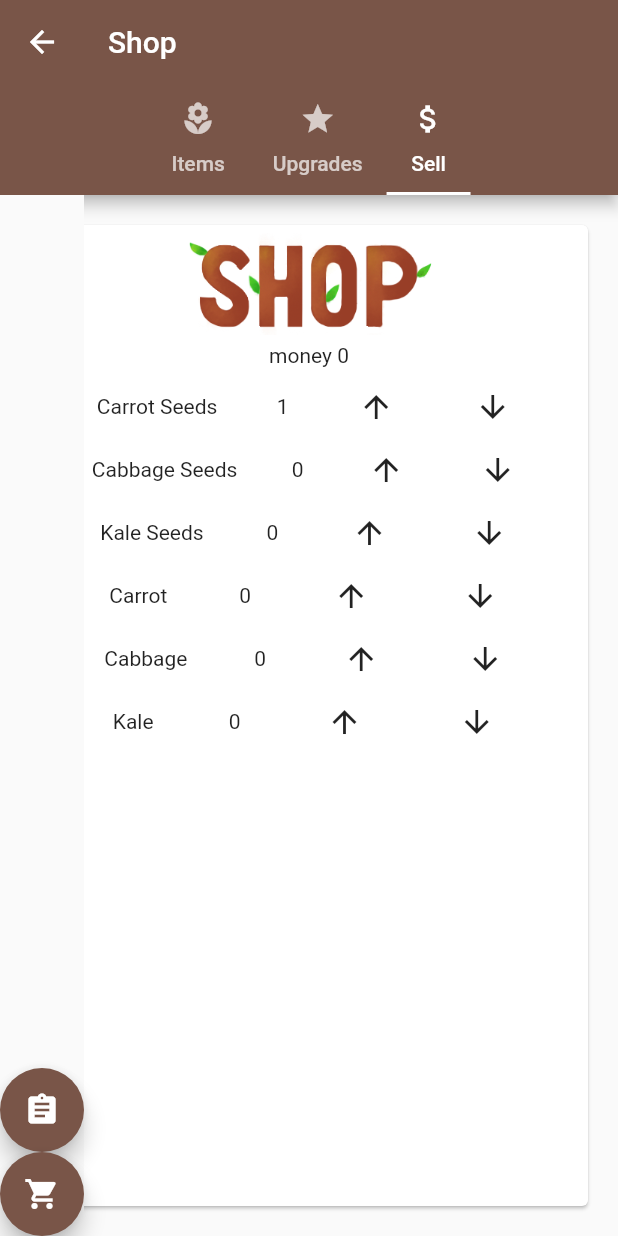
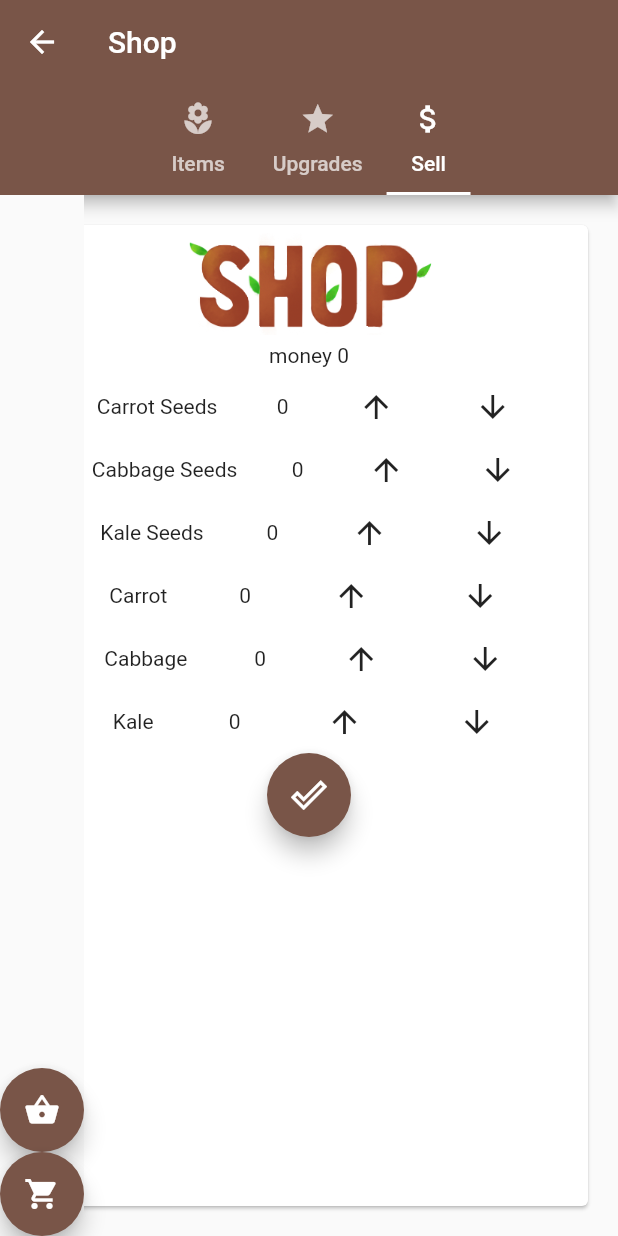
Before and after one commit to MatthewDemoe/Pocket-Farm, a Flutter app: the ShopScreen screen opened by its route, tab 3 chosen, after a tap on the "arrow upward" icon, on a phone screen of 412 x 824 dp. Run offline on Flutter 3.47's test engine with Material 2 defaults, Android fonts, the phone set to English and light mode, and no system bars; our stand-ins replace badges, charts_flutter, cloud_firestore, flutter_animation_progress_bar, flutter_i18n, flutter_local_notifications and 4 more; accounts and stored records are empty.

Commit message:
[MOD] Shop screen functionality

```diff
--- a/lib/ShopScreen.dart
+++ b/lib/ShopScreen.dart
@@ -95,7 +95,7 @@ class _ShopScreen extends State<ShopScreen> {
               heroTag: "two",
               onPressed: _checkList,
               tooltip: 'check cart',
-              child: Icon(Icons.assignment),),
+              child: Icon(Icons.shopping_basket),),
               FloatingActionButton(
               heroTag: "one",
                 onPressed: _buy,
@@ -207,6 +207,7 @@ class _ShopScreen extends State<ShopScreen> {
                 ),
                 onTap: (){
                   setState(() {
+                    if (temp[i]>0)
                     itemsToSell[i]++;
                     print(itemsToSell);
                   });
@@ -221,6 +222,7 @@ class _ShopScreen extends State<ShopScreen> {
               ),
               onTap: (){
                 setState(() {
+                  if (itemsToSell[i]>0)
                   itemsToSell[i]--;
                   print(itemsToSell);
                 });
@@ -240,8 +242,17 @@ class _ShopScreen extends State<ShopScreen> {
                 child: row,
                 padding: EdgeInsets.all(5.0),
               ))
-          .toList(),
-    ),
+          .toList()),
+      GestureDetector(
+        child:FloatingActionButton(
+        child: Icon(Icons.done_outline),
+        onPressed: (){
+          setState(() {
+            theShop.sell(itemsToSell);
+          });
+          },
+      ),
+      ),
   ],);
 
   }
```
Also changed, not shown: lib/GameData.dart (+6 -6 lines), lib/ShopLogic.dart (+11 -0 lines).
